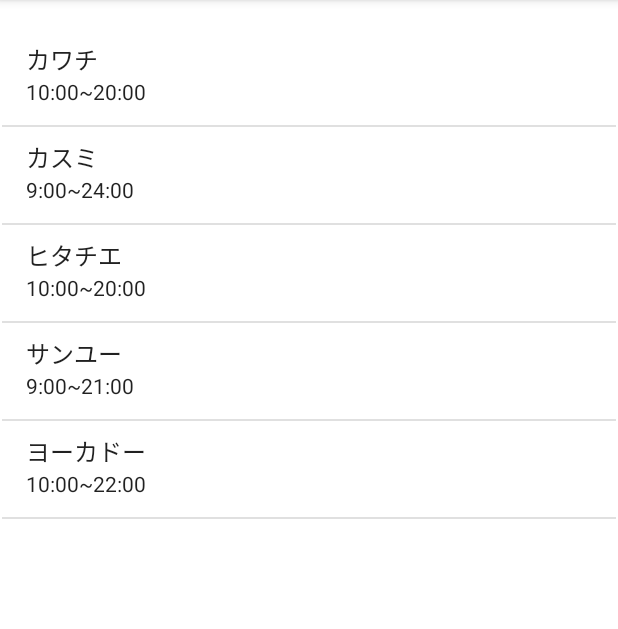
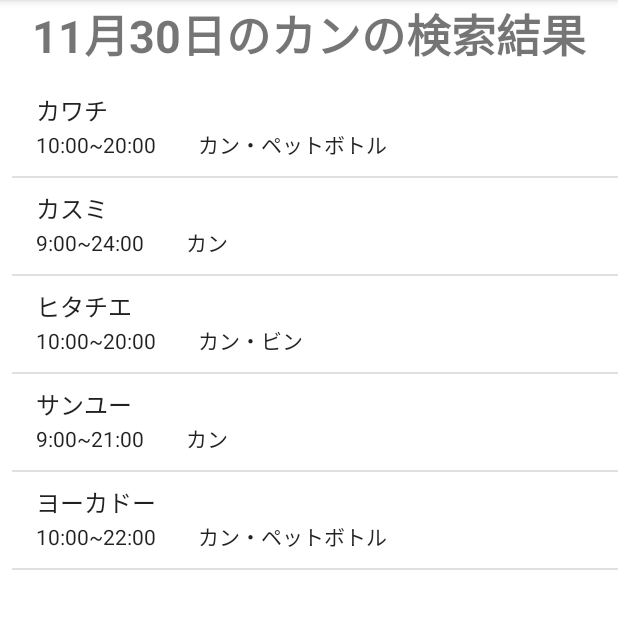
Before and after one commit to Ma4Ma4/RecycleApp, an Android app: the ResultActivity screen opened directly, with no data from a screen before it, on a phone screen of 412 x 824 dp, the part 84-713 px from its top. Run offline under Robolectric (Android 15) with nearby library versions, the phone set to English and light mode, and no system bars.

Commit message:
検索結果最終形

```diff
--- a/app/src/main/java/com/example/recycleapp/ResultActivity.kt
+++ b/app/src/main/java/com/example/recycleapp/ResultActivity.kt
@@ -15,13 +15,17 @@ class ResultActivity : AppCompatActivity() {
         val listView = findViewById<ListView>(R.id.list_View)
         val adapter = ArrayAdapter<String>(this,android.R.layout.simple_list_item_1,array)
         listView.adapter = adapter*/
+
+
+
+
         val lv:ListView =findViewById(R.id.list_View)
         val data = mutableListOf(
-            mapOf("main" to "カワチ" ,"sub" to "10:00~20:00"),
-            mapOf("main" to "カスミ" ,"sub" to "9:00~24:00"),
-            mapOf("main" to "ヒタチエ" ,"sub" to "10:00~20:00"),
-            mapOf("main" to "サンユー" ,"sub" to "9:00~21:00"),
-            mapOf("main" to "ヨーカドー" ,"sub" to "10:00~22:00")
+            mapOf("main" to "カワチ" ,"sub" to "10:00~20:00　　カン・ペットボトル"),
+            mapOf("main" to "カスミ" ,"sub" to "9:00~24:00　　カン"),
+            mapOf("main" to "ヒタチエ" ,"sub" to "10:00~20:00　　カン・ビン"),
+            mapOf("main" to "サンユー" ,"sub" to "9:00~21:00　　カン"),
+            mapOf("main" to "ヨーカドー" ,"sub" to "10:00~22:00　　カン・ペットボトル")
         )
 
 
--- a/app/src/main/res/layout/activity_result.xml
+++ b/app/src/main/res/layout/activity_result.xml
@@ -6,6 +6,24 @@
     android:layout_height="match_parent"
     tools:context=".ResultActivity">
 
+    <LinearLayout
+        android:layout_width="match_parent"
+        android:layout_height="match_parent"
+        android:orientation="vertical">
+
+        <TextView
+            android:layout_width="match_parent"
+            android:layout_height="wrap_content"
+            android:text="11月30日のカンの検索結果"
+            android:textAlignment="center"
+            android:textSize="30sp"
+            android:textStyle="bold" />
+
+        <LinearLayout
+            android:id="@+id/container"
+            android:layout_width="match_parent"
+            android:layout_height="match_parent"
+            android:orientation="vertical">
 
             <ListView
                 android:id="@+id/list_View"
@@ -14,10 +32,9 @@
                 android:layout_marginStart="8dp"
                 android:layout_marginTop="8dp"
                 android:layout_marginEnd="8dp"
-        android:layout_marginBottom="8dp"
-        app:layout_constraintBottom_toBottomOf="parent"
-        app:layout_constraintEnd_toEndOf="parent"
-        app:layout_constraintStart_toStartOf="parent"
-        app:layout_constraintTop_toTopOf="parent" />
+                android:layout_marginBottom="8dp" />
+        </LinearLayout>
+    </LinearLayout>
+
 
 </androidx.constraintlayout.widget.ConstraintLayout>
```
Lines whose indentation alone changed are shown as unchanged.
